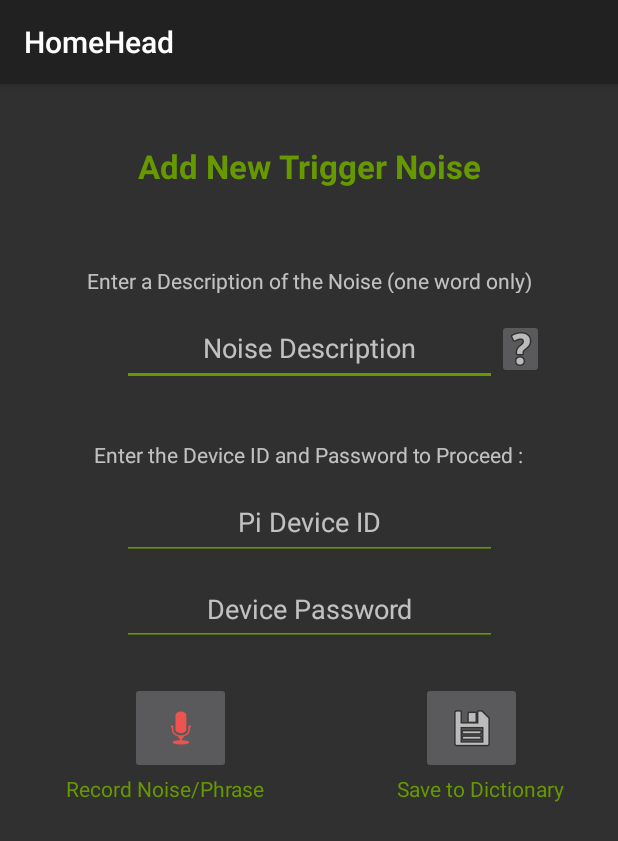
After one commit to paddyburns79/HomeHead_Android_App, an Android app: the AddNewTriggerNoiseActivity screen opened directly, with no data from a screen before it, on a phone screen of 412 x 824 dp. The commit adds this screen. Shown: the top 841 px of the screen. Run offline under Robolectric (Android 15) with nearby library versions, the phone set to English and light mode, and no system bars; libraries missing offline, so code that uses them is left out: com.jcraft.jsch.

Commit message:
Capture command line output following push of SSH command to the Raspberry Pi

```diff
--- a/app/src/main/AndroidManifest.xml
+++ b/app/src/main/AndroidManifest.xml
@@ -48,7 +48,8 @@
         <activity android:name=".SystemShutdownActivity" />
         <activity android:name=".DeviceConfigMainMenuActivity" />
         <activity android:name=".AddEditIPAddressActivity" />
-        <activity android:name=".CalibrateDeviceNoiseThresholdActivity"></activity>
+        <activity android:name=".CalibrateDeviceNoiseThresholdActivity" />
+        <activity android:name=".AddNewTriggerNoiseActivity"></activity>
     </application>
 
 </manifest>
--- /dev/null
+++ b/app/src/main/java/com/paddy/homehead/AddNewTriggerNoiseActivity.java
@@ -0,0 +1,276 @@
+package com.paddy.homehead;
+
+import android.content.Context;
+import android.content.DialogInterface;
+import android.content.SharedPreferences;
+import android.os.AsyncTask;
+import android.support.design.widget.Snackbar;
+import android.support.v7.app.AlertDialog;
+import android.support.v7.app.AppCompatActivity;
+import android.os.Bundle;
+import android.util.Log;
+import android.view.View;
+import android.widget.EditText;
+import android.widget.ImageButton;
+
+import com.jcraft.jsch.ChannelExec;
+import com.jcraft.jsch.JSch;
+import com.jcraft.jsch.JSchException;
+import com.jcraft.jsch.Session;
+
+import java.io.BufferedReader;
+import java.io.ByteArrayOutputStream;
+import java.io.InputStream;
+import java.io.InputStreamReader;
+import java.io.OutputStream;
+import java.io.PrintStream;
+import java.util.Properties;
+
+public class AddNewTriggerNoiseActivity extends AppCompatActivity {
+
+    // String to accept ssh cmd line output
+    String cmdOutput;
+
+    // Strings to accept user input data
+    String noiseDescription, deviceId, ipAddress, devicePassword;
+
+    // Input values to hold input field data
+    EditText deviceIdInput;
+    EditText devicePasswordInput;
+    EditText noiseDescriptionInput;
+
+    @Override
+    protected void onCreate(Bundle savedInstanceState) {
+        super.onCreate(savedInstanceState);
+        setContentView(R.layout.activity_add_new_trigger_noise);
+
+       final String TAG = "TESTING";
+
+        // linking input values to each input field
+        deviceIdInput = (EditText) findViewById(R.id.calibrate_device_deviceID_textbox);
+        devicePasswordInput = (EditText) findViewById(R.id.calibrate_device_device_PW_textbox);
+        noiseDescriptionInput = (EditText) findViewById(R.id.add_noise_name_textbox);
+
+        ImageButton btnStartNewNoiseRecording = findViewById(R.id.add_noise_speak_imgBtn);
+        btnStartNewNoiseRecording.setOnClickListener(new View.OnClickListener() {
+            //start execution of ssh commands
+            @Override
+            public void onClick(View v){
+                // retrieval of input field data on button click
+                deviceId = deviceIdInput.getText().toString();
+                devicePassword = devicePasswordInput.getText().toString();
+                noiseDescription = noiseDescriptionInput.getText().toString();
+
+                // Accessing SharedPreferences Data (Stored Device RBP IP Address)
+                SharedPreferences ipAddressSharedPref = getSharedPreferences("device_ip_shared_pref", Context.MODE_PRIVATE);
+                ipAddress = ipAddressSharedPref.getString("rbp_ip_address", "");
+
+                new AsyncTask<Integer, Void, Void>(){
+                    @Override
+                    protected Void doInBackground(Integer... params) {
+                        try {
+                            Log.i(TAG,executeSSHCommandAddNoise()+cmdOutput);
+                           // executeSSHCommandAddNoise();
+                        } catch (Exception e) {
+                            e.printStackTrace();
+                        }
+                        return null;
+                    }
+                }.execute(1);
+            }
+        });
+
+
+        ImageButton btnSaveToDictionary = findViewById(R.id.add_noise_dictionary_imgBtn);
+        btnSaveToDictionary.setOnClickListener(new View.OnClickListener() {
+            //start execution of ssh commands
+            @Override
+            public void onClick(View v){
+                // retrieval of input field data on button click
+                deviceId = deviceIdInput.getText().toString();
+                devicePassword = devicePasswordInput.getText().toString();
+
+                // Accessing SharedPreferences Data (Stored Device RBP IP Address)
+                SharedPreferences ipAddressSharedPref = getSharedPreferences("device_ip_shared_pref", Context.MODE_PRIVATE);
+                ipAddress = ipAddressSharedPref.getString("rbp_ip_address", "");
+
+                new AsyncTask<Integer, Void, Void>(){
+                    @Override
+                    protected Void doInBackground(Integer... params) {
+                        try {
+                            executeSSHCommandSaveNoiseToDictionary();
+                        } catch (Exception e) {
+                            e.printStackTrace();
+                        }
+                        return null;
+                    }
+                }.execute(1);
+            }
+        });
+
+    }
+
+    /**
+     * Method to execute a command to train a new noise via SSH connection
+     */
+    /*public void executeSSHCommandAddNoise(){
+        String user = deviceId;
+        String password = devicePassword;
+        String host = ipAddress;
+        int port=22;
+        try{
+
+            JSch jsch = new JSch();
+            Session session = jsch.getSession(user, host, port);
+            session.setPassword(password);
+            session.setConfig("StrictHostKeyChecking", "no");
+            session.setTimeout(10000);
+            session.connect();
+            ChannelExec channel = (ChannelExec)session.openChannel("exec");
+            channel.setCommand("cd sopare; ./sopare.py -v -t "+noiseDescription);
+            channel.connect();
+            // output if channel successfully opened
+            while (!channel.isClosed()) {
+                // Snackbar to prompt user to play noise / speak
+                Snackbar.make(findViewById(android.R.id.content),
+                        "Recording : Play Noise / Speak Phrase", Snackbar.LENGTH_LONG)
+                        .setAction("Action", null).show();
+            }
+            // Snackbar to confirm recording has stopped
+            Snackbar.make(findViewById(android.R.id.content),
+                    "Recording Completed", Snackbar.LENGTH_LONG)
+                    .setAction("Action", null).show();
+        }
+        catch(JSchException e){
+            // Snackbar to indicate connection status (failure) and show the error in the UI
+            Snackbar.make(findViewById(android.R.id.content),
+                    "Error. Check details entered, your internet connection, or if device has been shut down",
+                    Snackbar.LENGTH_LONG)
+                    .setDuration(20000).setAction("Action", null).show();
+        }
+    }*/
+
+    /**
+     * Method to execute a command to save new noise to device dictionary via SSH connection
+     */
+    public void executeSSHCommandSaveNoiseToDictionary(){
+        String user = deviceId;
+        String password = devicePassword;
+        String host = ipAddress;
+        int port=22;
+        try{
+
+            JSch jsch = new JSch();
+            Session session = jsch.getSession(user, host, port);
+            session.setPassword(password);
+            session.setConfig("StrictHostKeyChecking", "no");
+            session.setTimeout(10000);
+            session.connect();
+            ChannelExec channel = (ChannelExec)session.openChannel("exec");
+            channel.setCommand("cd sopare; ./sopare.py -c");
+            channel.connect();
+            // output if channel successfully opened
+            if (channel.isConnected()) {
+                // Snackbar to indicate connection status : success
+                Snackbar.make(findViewById(android.R.id.content),
+                        "Noise Successfully Saved to Dictionary", Snackbar.LENGTH_LONG)
+                        .setAction("Action", null).show();
+                // clear input fields
+                devicePasswordInput.getText().clear();
+                deviceIdInput.getText().clear();
+                noiseDescriptionInput.getText().clear();
+                // Disconnect channel
+                channel.disconnect();
+            }
+        }
+        catch(JSchException e){
+            // Snackbar to indicate connection status (failure) and show the error in the UI
+            Snackbar.make(findViewById(android.R.id.content),
+                    "Error. Check details entered, your internet connection, or if device has been shut down",
+                    Snackbar.LENGTH_LONG)
+                    .setDuration(20000).setAction("Action", null).show();
+        }
+    }
+
+
+
+    public String executeSSHCommandAddNoise() throws Exception {
+        String user = deviceId;
+        String password = devicePassword;
+        String host = ipAddress;
+        int port=22;
+
+        JSch jsch = new JSch();
+        Session session = jsch.getSession(user, host, port);
+        session.setPassword(password);
+
+        // Avoid asking for key confirmation
+        Properties prop = new Properties();
+        prop.put("StrictHostKeyChecking", "no");
+        session.setConfig(prop);
+
+        session.connect();
+
+        // SSH Channel
+        ChannelExec channel = (ChannelExec)
+                session.openChannel("exec");
+        //ByteArrayOutputStream baos = new ByteArrayOutputStream();
+        //channel.setOutputStream(baos);
+        //cmdOutput = new String(baos.toString());
+
+        /*OutputStream ops = channel.getOutputStream();
+        PrintStream ps = new PrintStream(ops);
+        channel.connect();
+        ps.println("cd sopare; ./sopare.py -v -t "+noiseDescription);*/
+
+        // Execute command
+        channel.setCommand("cd sopare; ./sopare.py -v -t "+noiseDescription);
+        channel.setInputStream(null);
+        channel.connect();
+
+        InputStream in = channel.getInputStream();
+        BufferedReader reader = new BufferedReader(new InputStreamReader(in));
+
+        String jarOutput = reader.readLine();
+
+       /* while ((jarOutput = reader.readLine().toLowerCase()) != null)
+            System.out.println(jarOutput);
+        reader.close();*/
+
+        // Snackbar to indicate connection status : success
+        Snackbar.make(findViewById(android.R.id.content),
+                "Recording : Play Noise / Speak Phrase ", Snackbar.LENGTH_LONG)
+                .setAction("Action", null).show();
+
+        return jarOutput;
+
+    }
+
+
+    /**
+     * Method to display tooltip (Info on adding a new trigger noise) on image button click
+     * @param view
+     */
+    public void displayNewNoiseTooltip(View view) {
+
+        // set Alert Dialog box to confirm system shutdown
+        AlertDialog.Builder shutdownConfirm = new AlertDialog.Builder(AddNewTriggerNoiseActivity.this);
+        // allow alert dialog to be cancelled by clicking area outside of the box
+        shutdownConfirm.setCancelable(true);
+        // set messages
+        shutdownConfirm.setTitle("Adding New Trigger Noise");
+        shutdownConfirm.setMessage("To add a new trigger noise (i.e. speech or a consistent, repeatable sound) enter the required details, press record and follow the on-screen prompt.\n\nEach noise should be recorded at least 3 times before saving to the device dictionary.\n\nIf recording speech, record one word only.");
+        // set negative 'cancel' button
+        shutdownConfirm.setNegativeButton("OK", new DialogInterface.OnClickListener() {
+            @Override
+            public void onClick(DialogInterface dialogInterface, int whichButton) {
+                dialogInterface.cancel();
+            }
+        });
+
+        shutdownConfirm.show();
+
+    }
+
+
+}
--- /dev/null
+++ b/app/src/main/res/layout/activity_add_new_trigger_noise.xml
@@ -0,0 +1,161 @@
+<?xml version="1.0" encoding="utf-8"?>
+<android.support.constraint.ConstraintLayout xmlns:android="http://schemas.android.com/apk/res/android"
+    xmlns:app="http://schemas.android.com/apk/res-auto"
+    xmlns:tools="http://schemas.android.com/tools"
+    android:layout_width="match_parent"
+    android:layout_height="match_parent"
+    tools:context=".AddNewTriggerNoiseActivity">
+
+    <TextView
+        android:id="@+id/calibrate_noise_activity_textview"
+        android:layout_width="wrap_content"
+        android:layout_height="wrap_content"
+        android:layout_marginEnd="8dp"
+        android:layout_marginStart="8dp"
+        android:layout_marginTop="40dp"
+        android:text="@string/add_new_trigger_noise"
+        android:textAlignment="center"
+        android:textColor="@android:color/holo_green_dark"
+        android:textSize="22sp"
+        android:textStyle="bold"
+        app:layout_constraintEnd_toEndOf="parent"
+        app:layout_constraintStart_toStartOf="parent"
+        app:layout_constraintTop_toTopOf="parent" />
+
+    <TextView
+        android:id="@+id/add_name_label"
+        android:layout_width="wrap_content"
+        android:layout_height="18dp"
+        android:layout_marginEnd="8dp"
+        android:layout_marginStart="8dp"
+        android:layout_marginTop="52dp"
+        android:text="@string/enter_a_description_of_the_noise_one_word_only"
+        app:layout_constraintEnd_toEndOf="parent"
+        app:layout_constraintStart_toStartOf="parent"
+        app:layout_constraintTop_toBottomOf="@+id/calibrate_noise_activity_textview" />
+
+    <EditText
+        android:id="@+id/add_noise_name_textbox"
+        android:layout_width="250dp"
+        android:layout_height="50dp"
+        android:layout_marginEnd="8dp"
+        android:layout_marginStart="8dp"
+        android:layout_marginTop="12dp"
+        android:backgroundTint="@android:color/holo_green_dark"
+        android:ems="10"
+        android:hint="@string/noise_description"
+        android:inputType="textPersonName"
+        android:textAlignment="center"
+        app:layout_constraintEnd_toEndOf="parent"
+        app:layout_constraintStart_toStartOf="parent"
+        app:layout_constraintTop_toBottomOf="@+id/add_name_label" />
+
+
+    <TextView
+        android:id="@+id/start_deviceInfo_label"
+        android:layout_width="wrap_content"
+        android:layout_height="18dp"
+        android:layout_marginEnd="8dp"
+        android:layout_marginStart="8dp"
+        android:layout_marginTop="36dp"
+        android:text="@string/enter_device_info"
+        app:layout_constraintEnd_toEndOf="parent"
+        app:layout_constraintStart_toStartOf="parent"
+        app:layout_constraintTop_toBottomOf="@+id/add_noise_name_textbox" />
+
+    <EditText
+        android:id="@+id/calibrate_device_deviceID_textbox"
+        android:layout_width="250dp"
+        android:layout_height="50dp"
+        android:layout_marginEnd="8dp"
+        android:layout_marginStart="8dp"
+        android:layout_marginTop="12dp"
+        android:backgroundTint="@android:color/holo_green_dark"
+        android:ems="10"
+        android:hint="@string/pi_device_id"
+        android:inputType="textPersonName"
+        android:textAlignment="center"
+        app:layout_constraintEnd_toEndOf="parent"
+        app:layout_constraintStart_toStartOf="parent"
+        app:layout_constraintTop_toBottomOf="@+id/start_deviceInfo_label" />
+
+    <EditText
+        android:id="@+id/calibrate_device_device_PW_textbox"
+        android:layout_width="250dp"
+        android:layout_height="49dp"
+        android:layout_marginEnd="8dp"
+        android:layout_marginStart="8dp"
+        android:layout_marginTop="8dp"
+        android:backgroundTint="@android:color/holo_green_dark"
+        android:ems="10"
+        android:hint="@string/device_password"
+        android:inputType="textPassword"
+        android:textAlignment="center"
+        app:layout_constraintEnd_toEndOf="parent"
+        app:layout_constraintStart_toStartOf="parent"
+        app:layout_constraintTop_toBottomOf="@+id/calibrate_device_deviceID_textbox" />
+
+    <ImageButton
+        android:id="@+id/add_noise_dictionary_imgBtn"
+        android:layout_width="67dp"
+        android:layout_height="61dp"
+        android:layout_marginEnd="64dp"
+        android:layout_marginTop="24dp"
+        android:contentDescription="@string/add_noise_save_icon"
+        app:layout_constraintEnd_toEndOf="parent"
+        app:layout_constraintTop_toBottomOf="@+id/calibrate_device_device_PW_textbox"
+        app:srcCompat="@android:drawable/ic_menu_save" />
+
+    <ImageButton
+        android:id="@+id/add_noise_speak_imgBtn"
+        android:layout_width="67dp"
+        android:layout_height="61dp"
+        android:layout_marginEnd="8dp"
+        android:layout_marginStart="8dp"
+        android:layout_marginTop="24dp"
+        android:contentDescription="@string/add_noise_record_icon"
+        android:tint="#EF5350"
+        app:layout_constraintEnd_toStartOf="@+id/add_noise_dictionary_imgBtn"
+        app:layout_constraintHorizontal_bias="0.397"
+        app:layout_constraintStart_toStartOf="parent"
+        app:layout_constraintTop_toBottomOf="@+id/calibrate_device_device_PW_textbox"
+        app:srcCompat="@android:drawable/ic_btn_speak_now" />
+
+    <TextView
+        android:id="@+id/add_noise_record_textView"
+        android:layout_width="wrap_content"
+        android:layout_height="wrap_content"
+        android:layout_marginEnd="8dp"
+        android:layout_marginStart="8dp"
+        android:text="@string/record_noise_phrase"
+        android:textColor="@android:color/holo_green_dark"
+        app:layout_constraintEnd_toStartOf="@+id/add_noise_save_to_dict_textView"
+        app:layout_constraintHorizontal_bias="0.311"
+        app:layout_constraintStart_toStartOf="parent"
+        app:layout_constraintTop_toBottomOf="@+id/add_noise_speak_imgBtn" />
+
+    <TextView
+        android:id="@+id/add_noise_save_to_dict_textView"
+        android:layout_width="wrap_content"
+        android:layout_height="wrap_content"
+        android:layout_marginEnd="36dp"
+        android:text="@string/save_to_dictionary"
+        android:textColor="@android:color/holo_green_dark"
+        app:layout_constraintEnd_toEndOf="parent"
+        app:layout_constraintTop_toBottomOf="@+id/add_noise_dictionary_imgBtn" />
+
+    <ImageButton
+        android:id="@+id/imgbtn_add_noise_tooltip"
+        android:layout_width="31dp"
+        android:layout_height="40dp"
+        android:layout_marginEnd="8dp"
+        android:layout_marginTop="17dp"
+        android:contentDescription="@string/add_noise_tooltip_icon"
+        app:layout_constraintEnd_toEndOf="parent"
+        app:layout_constraintHorizontal_bias="0.0"
+        app:layout_constraintStart_toEndOf="@+id/add_noise_name_textbox"
+        app:layout_constraintTop_toBottomOf="@+id/add_name_label"
+        app:srcCompat="@android:drawable/ic_menu_help"
+        android:onClick="displayNewNoiseTooltip"/>
+
+</android.support.constraint.ConstraintLayout>
--- a/app/src/main/res/values/strings.xml
+++ b/app/src/main/res/values/strings.xml
@@ -102,7 +102,6 @@
     <string name="shutdown_device">Shutdown Device</string>
     <string name="device_configuration_menu">Device Configuration Menu</string>
     <string name="add_edit_device_ip_address">Add / Edit Device IP Address</string>
-    <string name="add_new_trigger_noise">Add New Trigger Noise</string>
     <string name="calibrate_noise_trigger_levels">Calibrate Noise Trigger Levels</string>
     <string name="add_ip_address_title_text">Add / Edit Device IP Address</string>
     <string name="add_ip_address_para1">In order to control the HomeHead system from your Android device, the IP Address of the Raspberry Pi device you are connecting to is required.</string>
@@ -116,4 +115,12 @@
     <string name="ip_address_tooltip_icon">ip_address_tooltip_icon</string>
     <string name="calibrate_device_noise_trigger_levels">Calibrate Device Trigger Levels</string>
     <string name="calibrate_device">Calibrate Device</string>
+    <string name="add_new_trigger_noise">Add New Trigger Noise</string>
+    <string name="enter_a_description_of_the_noise_one_word_only">Enter a Description of the Noise (one word only)</string>
+    <string name="noise_description">Noise Description</string>
+    <string name="add_noise_record_icon">add_noise_record_icon</string>
+    <string name="add_noise_save_icon">add_noise_save_icon</string>
+    <string name="record_noise_phrase">Record Noise/Phrase</string>
+    <string name="save_to_dictionary">Save to Dictionary</string>
+    <string name="add_noise_tooltip_icon">add_noise_tooltip_icon</string>
 </resources>
```
Also changed, not shown: app/src/main/java/com/paddy/homehead/CalibrateDeviceNoiseThresholdActivity.java (+0 -48 lines), app/src/main/java/com/paddy/homehead/DeviceConfigMainMenuActivity.java (+9 -3 lines).
